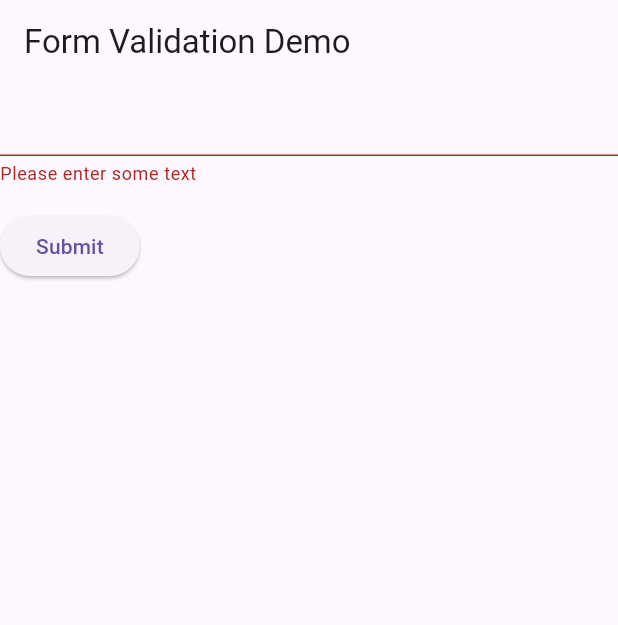
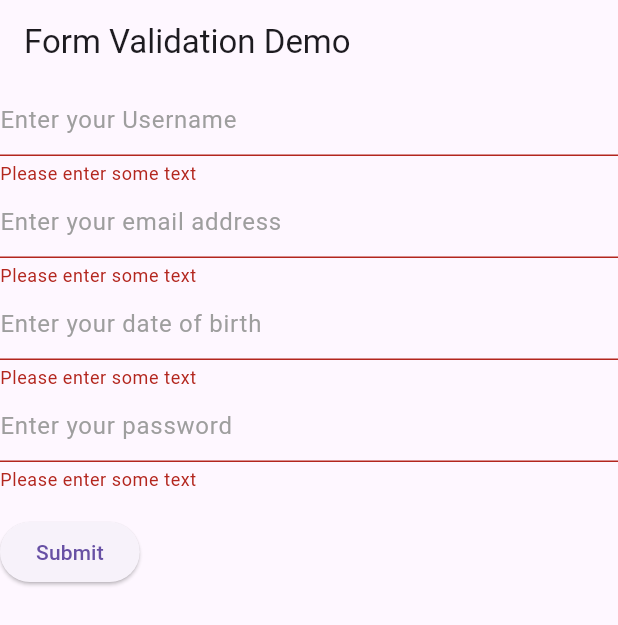
Before and after one commit to TJs87474/Signup_Page, a Flutter app: the screen it shows after launch, after a tap on "Submit", on a phone screen of 412 x 824 dp. Shown: the top 625 px of the screen. Run offline on Flutter 3.47's test engine with Material 3 defaults, Android fonts, the phone set to English and light mode, and no system bars.

Commit message:
Added text fields for all values

```diff
--- a/lib/main.dart
+++ b/lib/main.dart
@@ -50,6 +50,49 @@ class MyCustomFormState extends State<MyCustomForm> {
         crossAxisAlignment: CrossAxisAlignment.start,
         children: [
           TextFormField(
+            decoration: InputDecoration(
+             hintText: 'Enter your Username',
+             hintStyle: TextStyle(color: Colors.grey),
+            ),
+            // The validator receives the text that the user has entered.
+            validator: (value) {
+              if (value == null || value.isEmpty) {
+                return 'Please enter some text';
+              }
+              return null;
+            },
+          ),
+      TextFormField(
+            decoration: InputDecoration(
+             hintText: 'Enter your email address',
+             hintStyle: TextStyle(color: Colors.grey),
+            ),
+            // The validator receives the text that the user has entered.
+            validator: (value) {
+              if (value == null || value.isEmpty) {
+                return 'Please enter some text';
+              }
+              return null;
+            },
+          ),
+           TextFormField(
+            decoration: InputDecoration(
+             hintText: 'Enter your date of birth',
+             hintStyle: TextStyle(color: Colors.grey),
+            ),
+            // The validator receives the text that the user has entered.
+            validator: (value) {
+              if (value == null || value.isEmpty) {
+                return 'Please enter some text';
+              }
+              return null;
+            },
+          ),
+           TextFormField(
+            decoration: InputDecoration(
+             hintText: 'Enter your password',
+             hintStyle: TextStyle(color: Colors.grey),
+            ),
             // The validator receives the text that the user has entered.
             validator: (value) {
               if (value == null || value.isEmpty) {
```
